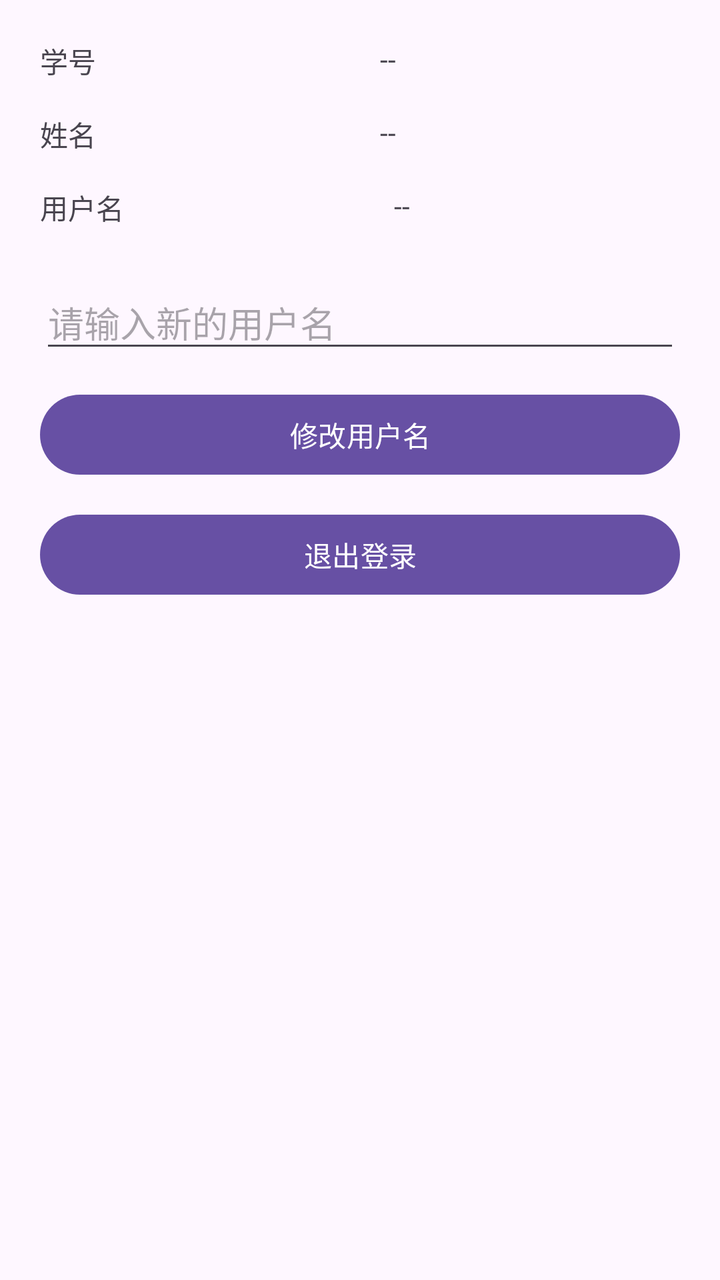
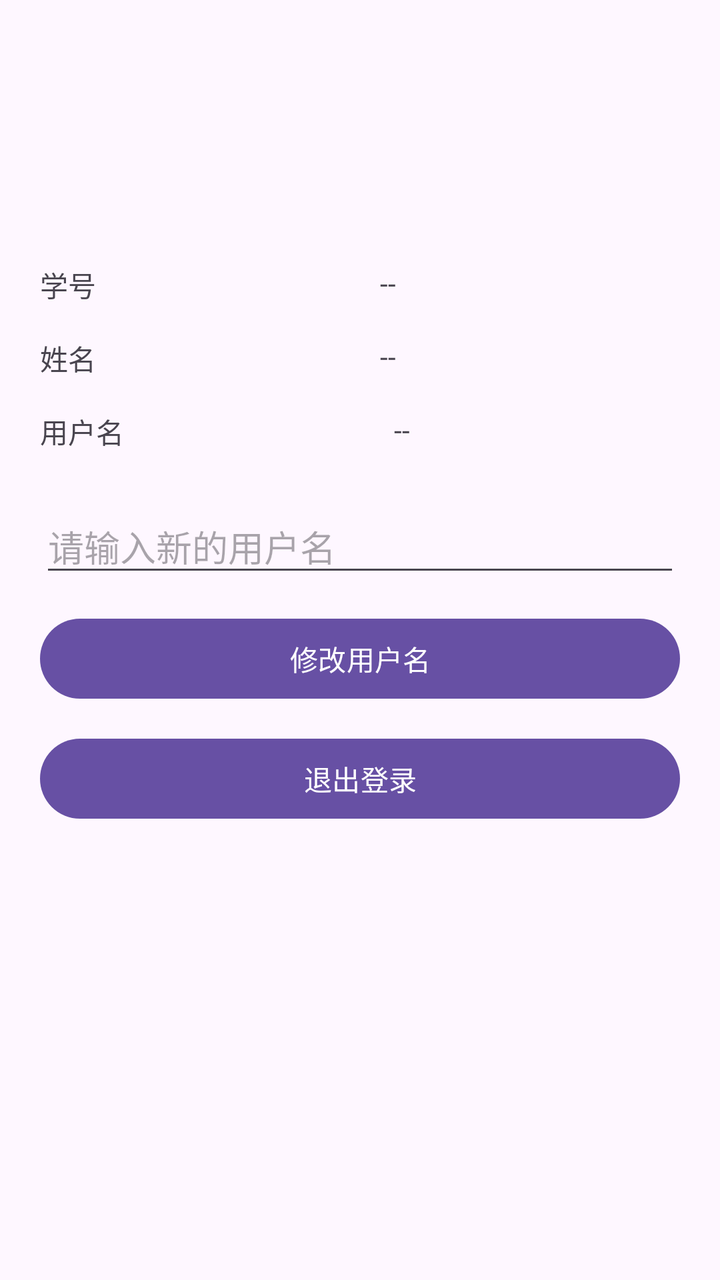

Before-and-after screenshots of an Android layout around one commit, followed by the original layout XML and the change that was made.
<!-- AndroidManifest.xml: application theme Theme.TESTD -->
<!-- res/layout/fragment_profile.xml -->
<?xml version="1.0" encoding="utf-8"?>
<androidx.constraintlayout.widget.ConstraintLayout xmlns:android="http://schemas.android.com/apk/res/android"
    xmlns:app="http://schemas.android.com/apk/res-auto"
    android:layout_width="match_parent"
    android:layout_height="match_parent"
    android:padding="20dp">

    <TextView
        android:id="@+id/labelStudentId"
        android:layout_width="wrap_content"
        android:layout_height="wrap_content"
        android:text="@string/student_id_label"
        app:layout_constraintStart_toStartOf="parent"
        app:layout_constraintTop_toTopOf="parent" />

    <TextView
        android:id="@+id/tvStudentId"
        android:layout_width="0dp"
        android:layout_height="wrap_content"
        android:text="--"
        app:layout_constraintEnd_toEndOf="parent"
        app:layout_constraintStart_toEndOf="@id/labelStudentId"
        app:layout_constraintTop_toTopOf="@id/labelStudentId"
        app:layout_constraintWidth_default="wrap" />

    <TextView
        android:id="@+id/labelName"
        android:layout_width="wrap_content"
        android:layout_height="wrap_content"
        android:layout_marginTop="16dp"
        android:text="@string/name_label"
        app:layout_constraintStart_toStartOf="parent"
        app:layout_constraintTop_toBottomOf="@id/labelStudentId" />

    <TextView
        android:id="@+id/tvName"
        android:layout_width="0dp"
        android:layout_height="wrap_content"
        android:text="--"
        app:layout_constraintEnd_toEndOf="parent"
        app:layout_constraintStart_toEndOf="@id/labelName"
        app:layout_constraintTop_toTopOf="@id/labelName"
        app:layout_constraintWidth_default="wrap" />

    <TextView
        android:id="@+id/labelUsername"
        android:layout_width="wrap_content"
        android:layout_height="wrap_content"
        android:layout_marginTop="16dp"
        android:text="@string/username_label"
        app:layout_constraintStart_toStartOf="parent"
        app:layout_constraintTop_toBottomOf="@id/labelName" />

    <TextView
        android:id="@+id/tvUsername"
        android:layout_width="0dp"
        android:layout_height="wrap_content"
        android:text="--"
        app:layout_constraintEnd_toEndOf="parent"
        app:layout_constraintStart_toEndOf="@id/labelUsername"
        app:layout_constraintTop_toTopOf="@id/labelUsername"
        app:layout_constraintWidth_default="wrap" />

    <EditText
        android:id="@+id/etUsername"
        android:layout_width="0dp"
        android:layout_height="wrap_content"
        android:layout_marginTop="24dp"
        android:hint="@string/username_hint"
        app:layout_constraintEnd_toEndOf="parent"
        app:layout_constraintStart_toStartOf="parent"
        app:layout_constraintTop_toBottomOf="@id/labelUsername" />

    <Button
        android:id="@+id/btnUpdateUsername"
        android:layout_width="0dp"
        android:layout_height="wrap_content"
        android:layout_marginTop="12dp"
        android:text="@string/update_username"
        app:layout_constraintEnd_toEndOf="parent"
        app:layout_constraintStart_toStartOf="parent"
        app:layout_constraintTop_toBottomOf="@id/etUsername" />

    <Button
        android:id="@+id/btnLogout"
        android:layout_width="0dp"
        android:layout_height="wrap_content"
        android:layout_marginTop="12dp"
        android:text="@string/logout"
        app:layout_constraintEnd_toEndOf="parent"
        app:layout_constraintStart_toStartOf="parent"
        app:layout_constraintTop_toBottomOf="@id/btnUpdateUsername" />

</androidx.constraintlayout.widget.ConstraintLayout>
<!-- resources referenced by this layout -->
<resources>
  <string name="logout">退出登录</string>
  <string name="name_label">姓名</string>
  <string name="student_id_label">学号</string>
  <string name="update_username">修改用户名</string>
  <string name="username_hint">请输入新的用户名</string>
  <string name="username_label">用户名</string>
  <style name="Theme.TESTD" parent="Base.Theme.TESTD" />
  <style name="Base.Theme.TESTD" parent="Theme.Material3.DayNight.NoActionBar">
          
          
      </style>
</resources>

<!-- the commit's change to res/layout/fragment_profile.xml (unified diff, before → after) -->
@@ -5,13 +5,23 @@
     android:layout_height="match_parent"
     android:padding="20dp">
 
+    <ImageView
+        android:id="@+id/ivAvatar"
+        android:layout_width="96dp"
+        android:layout_height="96dp"
+        android:contentDescription="@string/avatar"
+        app:layout_constraintEnd_toEndOf="parent"
+        app:layout_constraintStart_toStartOf="parent"
+        app:layout_constraintTop_toTopOf="parent" />
+
     <TextView
         android:id="@+id/labelStudentId"
         android:layout_width="wrap_content"
         android:layout_height="wrap_content"
+        android:layout_marginTop="16dp"
         android:text="@string/student_id_label"
         app:layout_constraintStart_toStartOf="parent"
-        app:layout_constraintTop_toTopOf="parent" />
+        app:layout_constraintTop_toBottomOf="@id/ivAvatar" />
 
     <TextView
         android:id="@+id/tvStudentId"
<!-- resource entries referenced after the edit -->
@@ -1,5 +1,6 @@
 <!-- resources referenced by this layout -->
 <resources>
+  <string name="avatar">头像</string>
   <string name="logout">退出登录</string>
   <string name="name_label">姓名</string>
   <string name="student_id_label">学号</string>
